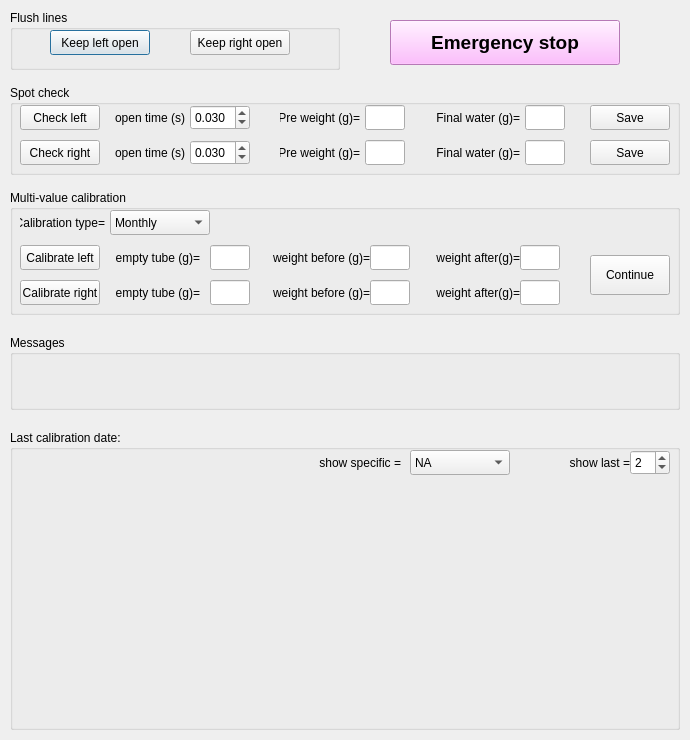
This is src/foraging_gui/Calibration.ui in AllenNeuralDynamics/dynamic-foraging-task as Qt 5 draws it before an edit. The edited form follows.
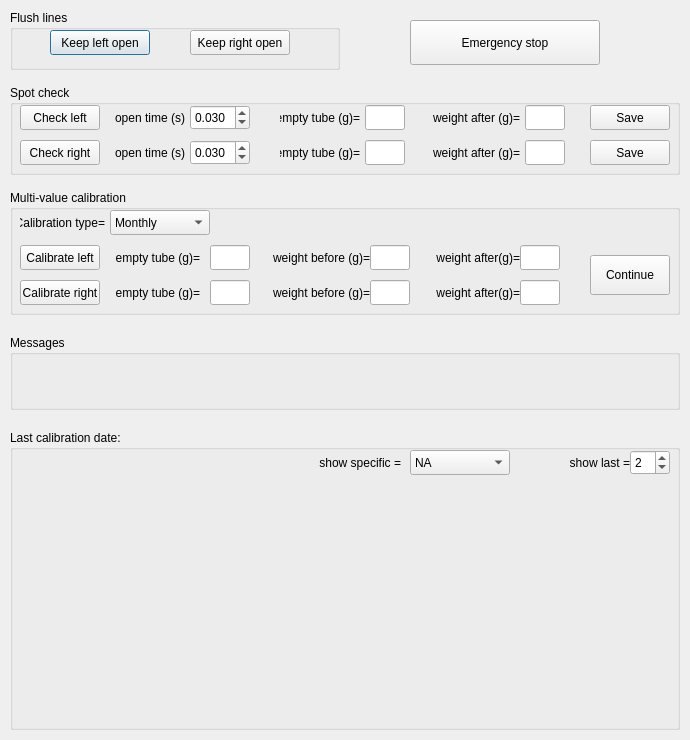
This is the edited form.

```diff
--- a/src/foraging_gui/Calibration.ui
+++ b/src/foraging_gui/Calibration.ui
@@ -23,7 +23,7 @@
             </rect>
         </property>
         <property name="title">
-            <string>Last calibration date:</string>
+            <string>Last calibration date: </string>
         </property>
         <widget class="QSpinBox" name="showrecent">
             <property name="geometry">
@@ -170,15 +170,16 @@
     <widget class="QPushButton" name="EmergencyStop">
         <property name="geometry">
             <rect>
-                <x>390</x>
+                <x>410</x>
                 <y>20</y>
-                <width>230</width>
+                <width>190</width>
                 <height>45</height>
             </rect>
         </property>
         <property name="text">
             <string>Emergency stop</string>
         </property>
+        <!--
         <property name="font">
             <font>
                 <pointsize>14</pointsize>
@@ -188,6 +189,7 @@
         <property name="styleSheet">
             <string notr="true">background-color: rgb(255, 170, 255)</string>
         </property>
+        -->
         <property name="checkable">
             <bool>true</bool>
         </property>
@@ -322,7 +324,7 @@
                 </rect>
             </property>
             <property name="text">
-                <string>Pre weight (g)=</string>
+                <string>empty tube (g)=</string>
             </property>
             <property name="textFormat">
                 <enum>Qt::AutoText</enum>
@@ -341,7 +343,7 @@
                 </rect>
             </property>
             <property name="text">
-                <string>Pre weight (g)=</string>
+                <string>empty tube (g)=</string>
             </property>
             <property name="textFormat">
                 <enum>Qt::AutoText</enum>
@@ -386,7 +388,7 @@
                 </rect>
             </property>
             <property name="text">
-                <string>Final water (g)=</string>
+                <string>weight after (g)=</string>
             </property>
             <property name="textFormat">
                 <enum>Qt::AutoText</enum>
@@ -405,7 +407,7 @@
                 </rect>
             </property>
             <property name="text">
-                <string>Final water (g)=</string>
+                <string>weight after (g)=</string>
             </property>
             <property name="textFormat">
                 <enum>Qt::AutoText</enum>
```
